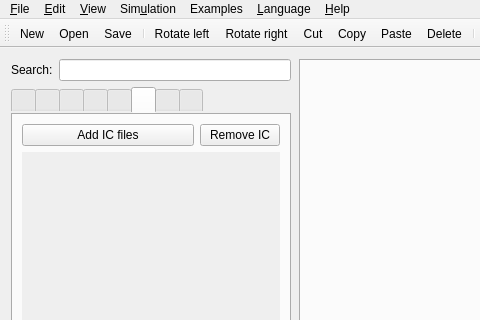
The window that app/mainwindow.ui (GIBIS-UNIFESP/wiRedPanda) describes before a commit, drawn with Qt 5; both pictures show x 0 to 480 and y 0 to 320 of the 886 by 765 pixel window.
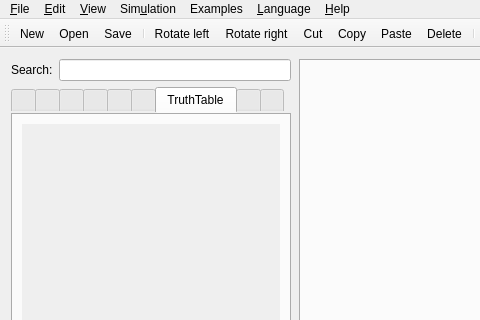
The same window after the commit. The open tabs and pages were chosen to show the change. Icons and pictures are not drawn. Custom widgets are drawn as their Qt base class.

Commit message: feat: add Temporal Simulation trigger

```diff
--- a/app/mainwindow.ui
+++ b/app/mainwindow.ui
@@ -504,6 +504,57 @@
               </item>
              </layout>
             </widget>
+            <widget class="QWidget" name="truthtable">
+             <attribute name="title">
+              <string>TruthTable</string>
+             </attribute>
+             <attribute name="toolTip">
+              <string>TruthTable</string>
+             </attribute>
+             <layout class="QGridLayout" name="gridLayout_10">
+              <item row="0" column="0">
+               <widget class="QScrollArea" name="scrollArea_Truthtable">
+                <property name="frameShape">
+                 <enum>QFrame::NoFrame</enum>
+                </property>
+                <property name="widgetResizable">
+                 <bool>true</bool>
+                </property>
+                <widget class="QWidget" name="scrollAreaWidgetContents_Truthtable">
+                 <property name="geometry">
+                  <rect>
+                   <x>0</x>
+                   <y>0</y>
+                   <width>260</width>
+                   <height>578</height>
+                  </rect>
+                 </property>
+                 <property name="sizePolicy">
+                  <sizepolicy hsizetype="Preferred" vsizetype="Preferred">
+                   <horstretch>0</horstretch>
+                   <verstretch>0</verstretch>
+                  </sizepolicy>
+                 </property>
+                 <layout class="QVBoxLayout" name="verticalLayout_8">
+                  <item>
+                   <spacer name="verticalSpacer_Truthtable">
+                    <property name="orientation">
+                     <enum>Qt::Vertical</enum>
+                    </property>
+                    <property name="sizeHint" stdset="0">
+                     <size>
+                      <width>20</width>
+                      <height>560</height>
+                     </size>
+                    </property>
+                   </spacer>
+                  </item>
+                 </layout>
+                </widget>
+               </widget>
+              </item>
+             </layout>
+            </widget>
             <widget class="QWidget" name="misc">
              <attribute name="icon">
               <iconset resource="resources/misc/misc.qrc">
```
Left out of the diff: 43 changed lines with no effect on the pictures.
